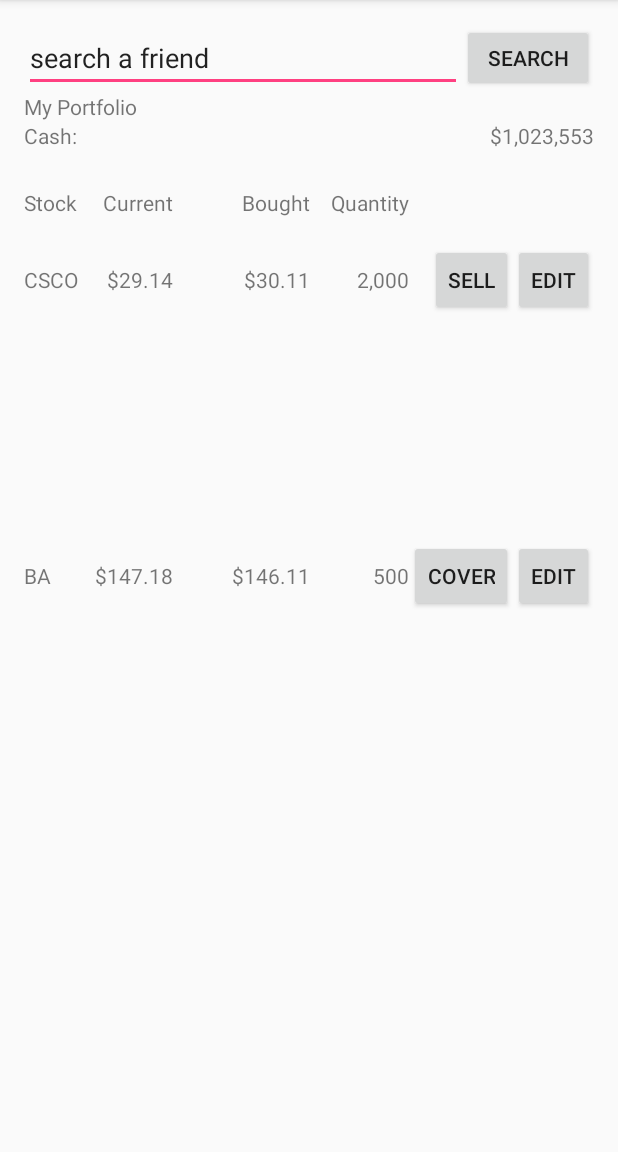
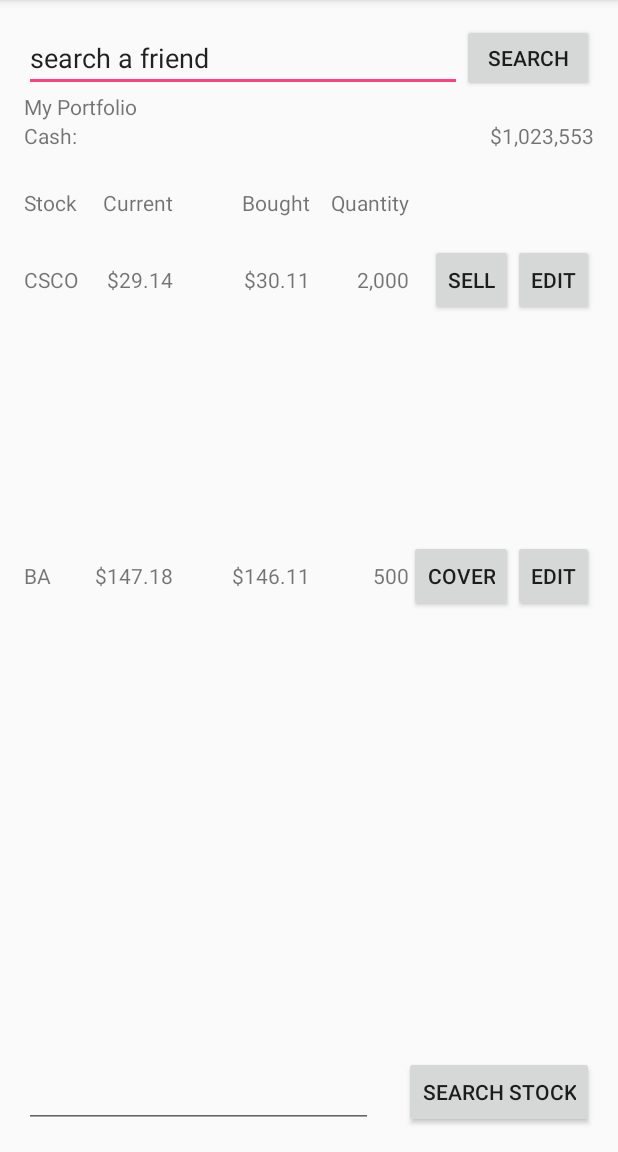
Before and after one commit to ReachAayush/hustlr, an Android app: the screen it shows after launch (AccountHomeActivity), on a phone screen of 412 x 824 dp, the part 84-1236 px from its top. Run offline under Robolectric (Android 15) with nearby library versions, the phone set to English and light mode, and no system bars.

Commit message:
add 'search stock' UI in main page

```diff
--- a/hustlr/app/src/main/AndroidManifest.xml
+++ b/hustlr/app/src/main/AndroidManifest.xml
@@ -15,6 +15,8 @@
                 <category android:name="android.intent.category.LAUNCHER" />
             </intent-filter>
         </activity>
+        <activity android:name=".SellCoverActivity" >
+        </activity>
     </application>
 
 </manifest>
--- a/hustlr/app/src/main/res/layout/activity_account_home.xml
+++ b/hustlr/app/src/main/res/layout/activity_account_home.xml
@@ -212,4 +212,23 @@
         android:layout_alignParentRight="true"
         android:layout_alignParentEnd="true" />
 
+    <EditText
+        android:layout_width="wrap_content"
+        android:layout_height="wrap_content"
+        android:id="@+id/editSearchStock"
+        android:layout_alignParentBottom="true"
+        android:layout_alignParentLeft="true"
+        android:layout_alignParentStart="true"
+        android:layout_toLeftOf="@+id/textSampleQuantity2"
+        android:layout_toStartOf="@+id/textSampleQuantity2" />
+
+    <Button
+        android:layout_width="wrap_content"
+        android:layout_height="wrap_content"
+        android:text="Search Stock"
+        android:id="@+id/buttonSearchStock"
+        android:layout_alignParentBottom="true"
+        android:layout_alignRight="@+id/textCashValue"
+        android:layout_alignEnd="@+id/textCashValue" />
+
 </RelativeLayout>
```
Also changed, not shown: hustlr/app/src/main/java/edu/cmu/hustlr/SellCoverActivity.java (added, +13 -0 lines), hustlr/app/src/main/res/layout/activity_sell_cover.xml (added, +10 -0 lines).
